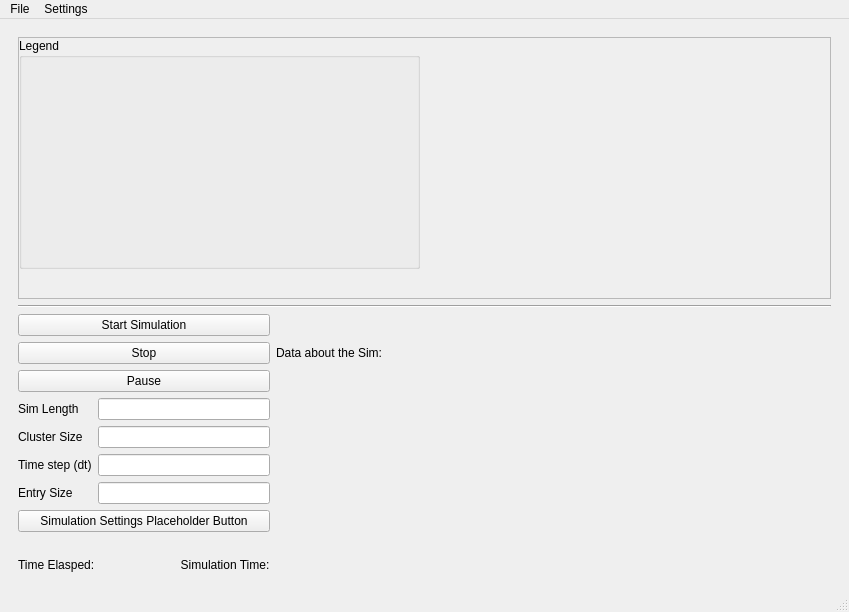
The window that src/ui/gui/mainwindow.ui (G-PIES/G-PIES) describes before a commit, drawn with Qt 5.
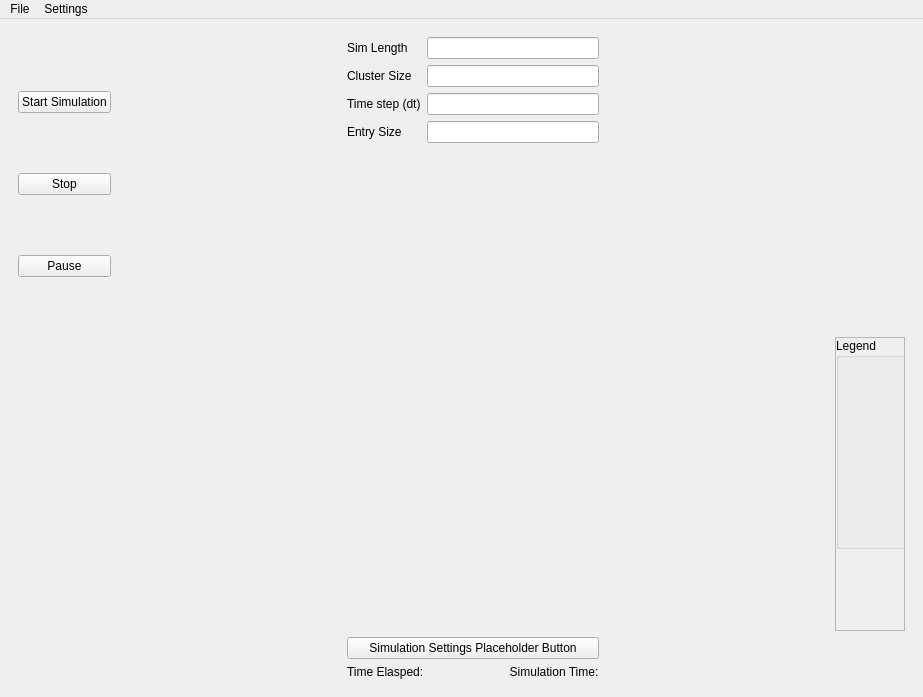
The same window after the commit. Icons and pictures are not drawn.

Commit message: refactored the names, changed layout

The edit to the form file:
```diff
--- a/src/ui/gui/mainwindow.ui
+++ b/src/ui/gui/mainwindow.ui
@@ -6,8 +6,8 @@
    <rect>
     <x>0</x>
     <y>0</y>
-    <width>849</width>
-    <height>612</height>
+    <width>923</width>
+    <height>697</height>
    </rect>
   </property>
   <property name="sizePolicy">
@@ -30,52 +30,53 @@
     <item>
      <widget class="QWidget" name="widget" native="true">
       <layout class="QGridLayout" name="gridLayout">
-       <item row="6" column="0">
-        <layout class="QFormLayout" name="formLayout">
-         <item row="0" column="1">
-          <widget class="QLineEdit" name="lineEdit"/>
-         </item>
-         <item row="0" column="0">
-          <widget class="QLabel" name="label_3">
-           <property name="text">
-            <string>Sim Length</string>
+       <item row="5" column="4">
+        <layout class="QVBoxLayout" name="maingraph">
+         <property name="bottomMargin">
+          <number>0</number>
+         </property>
+         <item>
+          <spacer name="maingraphSpacer_ver">
+           <property name="orientation">
+            <enum>Qt::Vertical</enum>
            </property>
-          </widget>
+           <property name="sizeHint" stdset="0">
+            <size>
+             <width>20</width>
+             <height>40</height>
+            </size>
+           </property>
+          </spacer>
          </item>
-         <item row="1" column="0">
-          <widget class="QLabel" name="label_4">
+        </layout>
+       </item>
+       <item row="5" column="0">
+        <layout class="QVBoxLayout" name="simControl" stretch="0,0,0">
+         <item alignment="Qt::AlignLeft">
+          <widget class="QPushButton" name="startButton">
            <property name="text">
-            <string>Cluster Size</string>
+            <string>Start Simulation</string>
            </property>
           </widget>
          </item>
-         <item row="1" column="1">
-          <widget class="QLineEdit" name="lineEdit_2"/>
-         </item>
-         <item row="2" column="0">
-          <widget class="QLabel" name="label_5">
+         <item>
+          <widget class="QPushButton" name="stopButton">
            <property name="text">
-            <string>Time step (dt)</string>
+            <string>Stop</string>
            </property>
           </widget>
          </item>
-         <item row="2" column="1">
-          <widget class="QLineEdit" name="lineEdit_3"/>
-         </item>
-         <item row="4" column="0">
-          <widget class="QLabel" name="label_6">
+         <item>
+          <widget class="QPushButton" name="pauseButton">
            <property name="text">
-            <string>Entry Size</string>
+            <string>Pause</string>
            </property>
           </widget>
          </item>
-         <item row="4" column="1">
-          <widget class="QLineEdit" name="lineEdit_4"/>
-         </item>
         </layout>
        </item>
-       <item row="1" column="0" colspan="2">
-        <layout class="QHBoxLayout" name="horizontalLayout_2">
+       <item row="6" column="4">
+        <layout class="QHBoxLayout" name="legendBox">
          <item>
           <widget class="QScrollArea" name="scrollArea">
            <property name="sizePolicy">
@@ -92,8 +93,8 @@
              <rect>
               <x>0</x>
               <y>0</y>
-              <width>401</width>
-              <height>68</height>
+              <width>68</width>
+              <height>285</height>
              </rect>
             </property>
             <widget class="QGroupBox" name="groupBox">
@@ -101,8 +102,8 @@
               <rect>
                <x>0</x>
                <y>0</y>
-               <width>401</width>
-               <height>231</height>
+               <width>621</width>
+               <height>211</height>
               </rect>
              </property>
              <property name="sizePolicy">
@@ -123,29 +124,8 @@
          </item>
         </layout>
        </item>
-       <item row="7" column="0">
-        <widget class="QPushButton" name="pushButton_4">
-         <property name="text">
-          <string>Simulation Settings Placeholder Button</string>
-         </property>
-        </widget>
-       </item>
-       <item row="2" column="0" colspan="2">
-        <widget class="Line" name="line">
-         <property name="orientation">
-          <enum>Qt::Horizontal</enum>
-         </property>
-        </widget>
-       </item>
-       <item row="9" column="0">
-        <widget class="QLabel" name="label">
-         <property name="text">
-          <string>Time Elasped:                          Simulation Time:</string>
-         </property>
-        </widget>
-       </item>
-       <item row="8" column="0">
-        <widget class="QLabel" name="label_7">
+       <item row="6" column="2">
+        <widget class="QLabel" name="logoLabel">
          <property name="styleSheet">
           <string notr="true">background-image: url(:/newPrefix/G-PIES_thumbnail.png);
 </string>
@@ -161,43 +141,89 @@
          </property>
         </widget>
        </item>
-       <item row="5" column="0">
-        <layout class="QVBoxLayout" name="verticalLayout" stretch="0,0,0">
-         <item>
-          <widget class="QPushButton" name="pushButton_2">
+       <item row="5" column="2">
+        <layout class="QFormLayout" name="simForm">
+         <item row="0" column="0">
+          <widget class="QLabel" name="simLenLabel">
            <property name="text">
-            <string>Start Simulation</string>
+            <string>Sim Length</string>
            </property>
           </widget>
          </item>
-         <item>
-          <widget class="QPushButton" name="pushButton_3">
+         <item row="0" column="1">
+          <widget class="QLineEdit" name="simLenEntry"/>
+         </item>
+         <item row="1" column="0">
+          <widget class="QLabel" name="clusterSizeLabel">
            <property name="text">
-            <string>Stop</string>
+            <string>Cluster Size</string>
            </property>
           </widget>
          </item>
-         <item>
-          <widget class="QPushButton" name="pushButton">
+         <item row="1" column="1">
+          <widget class="QLineEdit" name="clusterSizeEntry"/>
+         </item>
+         <item row="2" column="0">
+          <widget class="QLabel" name="timeStepLabel">
            <property name="text">
-            <string>Pause</string>
+            <string>Time step (dt)</string>
            </property>
           </widget>
          </item>
+         <item row="2" column="1">
+          <widget class="QLineEdit" name="timeStepEntry"/>
+         </item>
+         <item row="4" column="0">
+          <widget class="QLabel" name="entrySizeLabel">
+           <property name="text">
+            <string>Entry Size</string>
+           </property>
+          </widget>
+         </item>
+         <item row="4" column="1">
+          <widget class="QLineEdit" name="entrySizeEntry"/>
+         </item>
         </layout>
        </item>
+       <item row="7" column="2">
+        <widget class="QPushButton" name="settingsButton">
+         <property name="text">
+          <string>Simulation Settings Placeholder Button</string>
+         </property>
+        </widget>
+       </item>
+       <item row="9" column="2">
+        <widget class="QLabel" name="timeLabel">
+         <property name="text">
+          <string>Time Elasped:                          Simulation Time:</string>
+         </property>
+        </widget>
+       </item>
+       <item row="5" column="3">
+        <spacer name="widgetSpacer_hor">
+         <property name="orientation">
+          <enum>Qt::Horizontal</enum>
+         </property>
+         <property name="sizeHint" stdset="0">
+          <size>
+           <width>40</width>
+           <height>20</height>
+          </size>
+         </property>
+        </spacer>
+       </item>
        <item row="5" column="1">
-        <widget class="QLabel" name="label_2">
-         <property name="sizePolicy">
-          <sizepolicy hsizetype="Preferred" vsizetype="Preferred">
-           <horstretch>1</horstretch>
-           <verstretch>0</verstretch>
-          </sizepolicy>
+        <spacer name="horizontalSpacer">
+         <property name="orientation">
+          <enum>Qt::Horizontal</enum>
          </property>
-         <property name="text">
-          <string>Data about the Sim: </string>
+         <property name="sizeHint" stdset="0">
+          <size>
+           <width>40</width>
+           <height>20</height>
+          </size>
          </property>
-        </widget>
+        </spacer>
        </item>
       </layout>
      </widget>
@@ -209,25 +235,24 @@
     <rect>
      <x>0</x>
      <y>0</y>
-     <width>849</width>
-     <height>20</height>
+     <width>923</width>
+     <height>22</height>
     </rect>
    </property>
-   <widget class="QMenu" name="menuSettings">
+   <widget class="QMenu" name="fileMenuSettings">
     <property name="title">
      <string>File</string>
     </property>
    </widget>
-   <widget class="QMenu" name="menuSettings_2">
+   <widget class="QMenu" name="settingsMenuSettings">
     <property name="title">
      <string>Settings</string>
     </property>
     <addaction name="actionReactor_Settings"/>
    </widget>
-   <addaction name="menuSettings"/>
-   <addaction name="menuSettings_2"/>
+   <addaction name="fileMenuSettings"/>
+   <addaction name="settingsMenuSettings"/>
   </widget>
-  <widget class="QStatusBar" name="statusbar"/>
   <action name="actionFile">
    <property name="text">
     <string>File</string>
```
Left out of the diff: 7 changed lines with no effect on the pictures. The commit also changes 2 other files.
